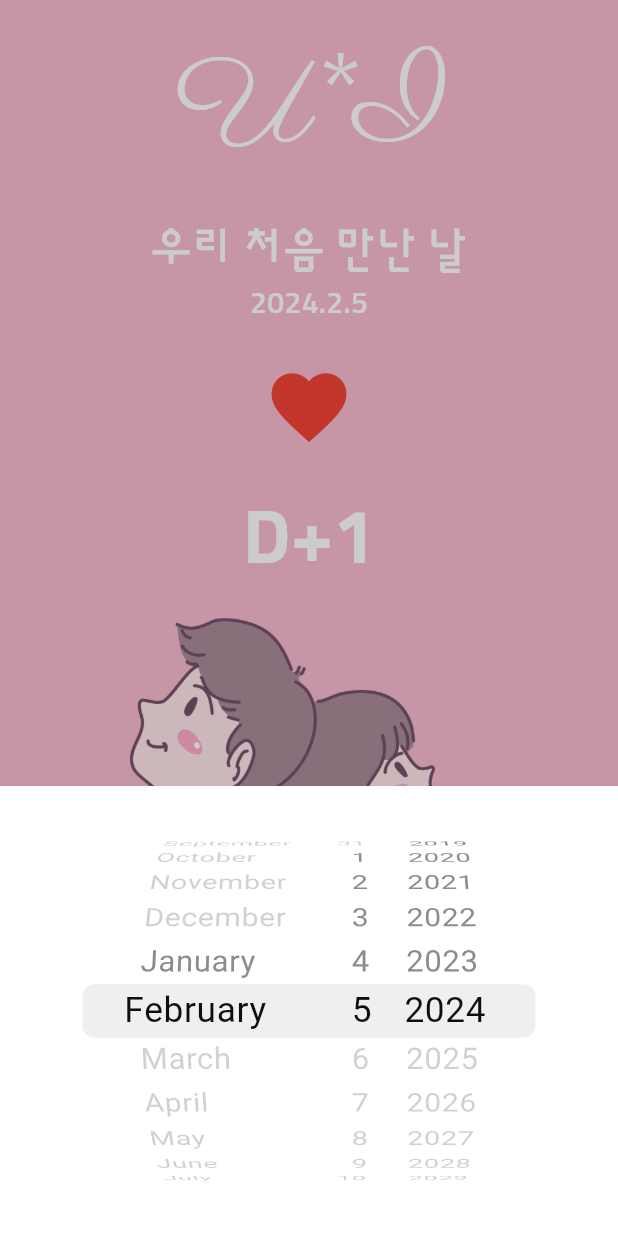
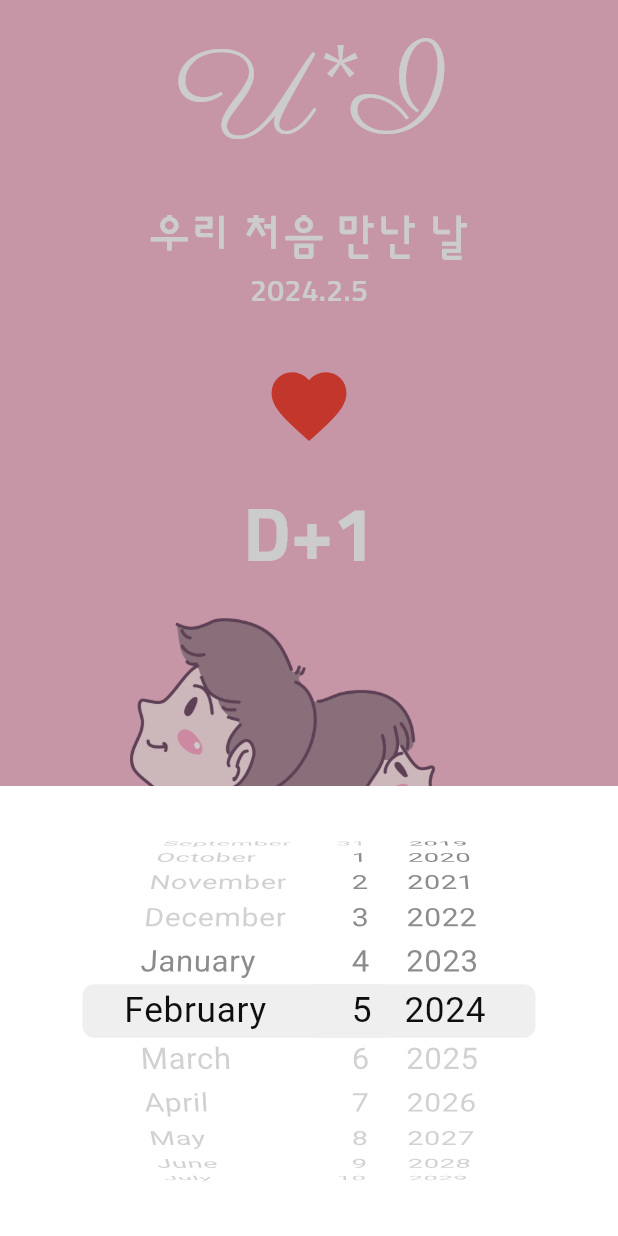
Before and after one commit to SungSeokMin/study_inflearn, a Flutter app: the screen it shows after launch, after a tap on the "favorite" icon, on a phone screen of 412 x 824 dp. Run offline on Flutter 3.47's test engine with Material 3 defaults, Android fonts, the phone set to English and light mode, and no system bars; our stand-ins replace webview_flutter.

Commit message:
테마 적용해보기

```diff
--- a/flutter/u_and_i/lib/main.dart
+++ b/flutter/u_and_i/lib/main.dart
@@ -3,16 +3,27 @@ import 'package:u_and_i/screen/home_screen.dart';
 import 'package:flutter_localizations/flutter_localizations.dart';
 
 void main() {
-  runApp(const MaterialApp(
-    localizationsDelegates: <LocalizationsDelegate<Object>>[
+  runApp(
+    MaterialApp(
+      localizationsDelegates: const <LocalizationsDelegate<Object>>[
         GlobalMaterialLocalizations.delegate,
         GlobalWidgetsLocalizations.delegate,
         GlobalCupertinoLocalizations.delegate,
       ],
-    supportedLocales: [
+      supportedLocales: const [
         Locale('ko', ''),
         Locale('en', ''),
       ],
-    home: HomeScreen(),
-  ));
+      home: const HomeScreen(),
+      theme: ThemeData(
+        fontFamily: 'sunflower',
+        textTheme: const TextTheme(
+            displayLarge: TextStyle(color: Colors.white, fontFamily: 'parisienne', fontSize: 80.0),
+            displayMedium:
+                TextStyle(color: Colors.white, fontWeight: FontWeight.w700, fontSize: 50.0),
+            bodyLarge: TextStyle(color: Colors.white, fontSize: 30.0),
+            bodyMedium: TextStyle(color: Colors.white, fontSize: 20.0)),
+      ),
+    ),
+  );
 }
--- a/flutter/u_and_i/lib/screen/home_screen.dart
+++ b/flutter/u_and_i/lib/screen/home_screen.dart
@@ -70,20 +70,18 @@ class _TopPart extends StatelessWidget {
 
   @override
   Widget build(BuildContext context) {
+    final textTheme = Theme.of(context).textTheme;
     final now = DateTime.now();
 
     return Expanded(
       child: Column(
         mainAxisAlignment: MainAxisAlignment.spaceEvenly,
         children: [
-          const Text('U*I',
-              style: TextStyle(color: Colors.white, fontFamily: 'parisienne', fontSize: 80.0)),
+          Text('U*I', style: textTheme.displayLarge),
           Column(children: [
-            const Text('우리 처음 만난 날',
-                style: TextStyle(color: Colors.white, fontFamily: 'sunflower', fontSize: 30.0)),
+            Text('우리 처음 만난 날', style: textTheme.bodyLarge),
             Text('${selectedDate.year}.${selectedDate.month}.${selectedDate.day}',
-                style:
-                    const TextStyle(color: Colors.white, fontFamily: 'sunflower', fontSize: 20.0)),
+                style: textTheme.bodyMedium)
           ]),
           IconButton(
             onPressed: onPressed,
@@ -94,11 +92,7 @@ class _TopPart extends StatelessWidget {
             iconSize: 60.0,
           ),
           Text('D+${DateTime(now.year, now.month, now.day).difference(selectedDate).inDays + 1}',
-              style: const TextStyle(
-                  color: Colors.white,
-                  fontFamily: 'sunflower',
-                  fontWeight: FontWeight.w700,
-                  fontSize: 50.0)),
+              style: textTheme.displayMedium),
         ],
       ),
     );
```
Lines whose indentation alone changed are shown as unchanged.
